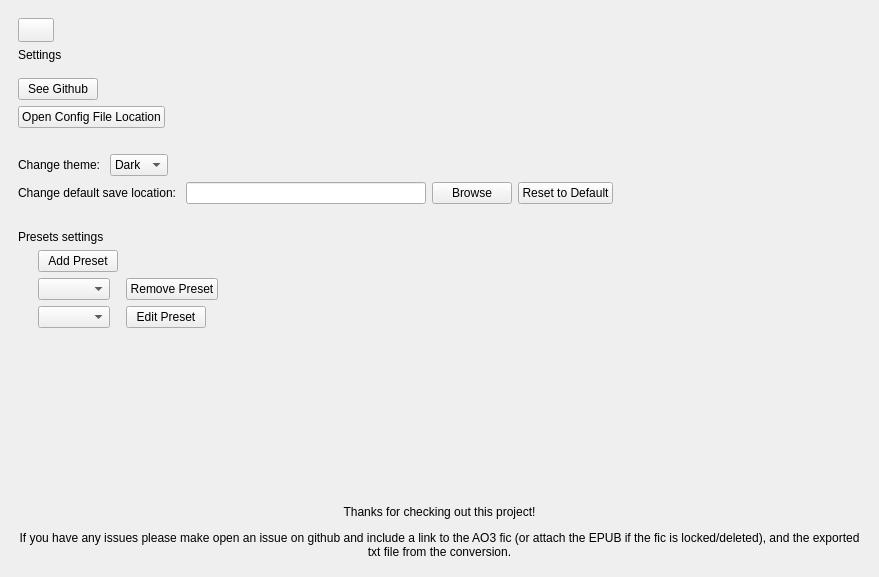
Qt form gui/ui/screens/main_window.ui (mackenziet7/ao3-epub-to-odt) before a commit.
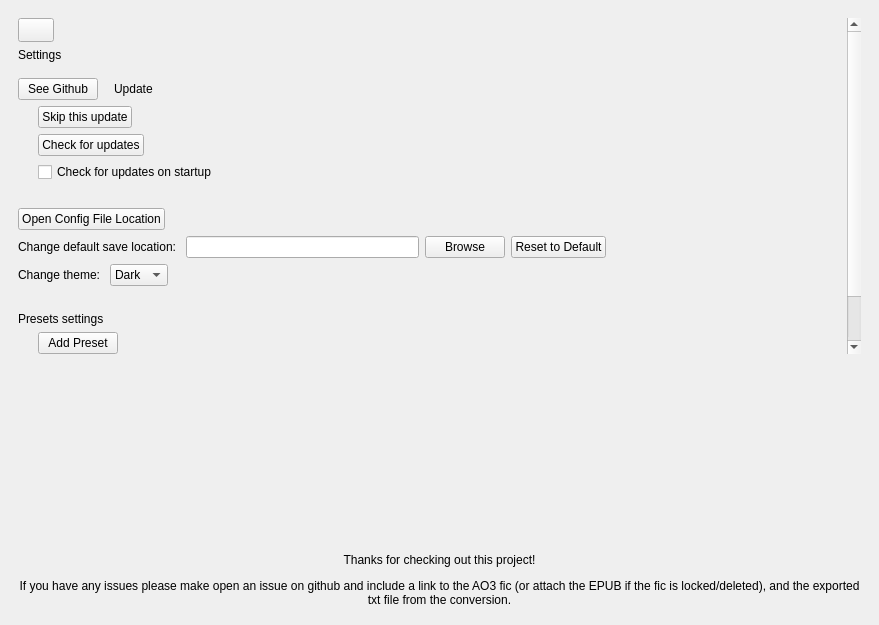
The same form after that commit. Icons and pictures are not drawn.

What changed in the file:
```diff
--- a/gui/ui/screens/main_window.ui
+++ b/gui/ui/screens/main_window.ui
@@ -7,7 +7,7 @@
     <x>0</x>
     <y>0</y>
     <width>879</width>
-    <height>577</height>
+    <height>625</height>
    </rect>
   </property>
   <property name="minimumSize">
@@ -4033,8 +4033,8 @@
             <rect>
              <x>0</x>
              <y>0</y>
-             <width>843</width>
-             <height>334</height>
+             <width>831</width>
+             <height>507</height>
             </rect>
            </property>
            <layout class="QVBoxLayout" name="verticalLayout_23">
@@ -4135,12 +4135,88 @@
                </widget>
               </item>
               <item>
+               <spacer name="horizontalSpacer_78">
+                <property name="orientation">
+                 <enum>Qt::Orientation::Horizontal</enum>
+                </property>
+                <property name="sizeType">
+                 <enum>QSizePolicy::Policy::Fixed</enum>
+                </property>
+                <property name="sizeHint" stdset="0">
+                 <size>
+                  <width>10</width>
+                  <height>20</height>
+                 </size>
+                </property>
+               </spacer>
+              </item>
+              <item>
+               <widget class="QLabel" name="labelUpdateNote">
+                <property name="text">
+                 <string>Update</string>
+                </property>
+               </widget>
+              </item>
+              <item>
+               <spacer name="horizontalSpacer_79">
+                <property name="orientation">
+                 <enum>Qt::Orientation::Horizontal</enum>
+                </property>
+                <property name="sizeHint" stdset="0">
+                 <size>
+                  <width>40</width>
+                  <height>20</height>
+                 </size>
+                </property>
+               </spacer>
+              </item>
+             </layout>
+            </item>
+            <item>
+             <widget class="QWidget" name="widgetSkipUpdate" native="true">
+              <layout class="QHBoxLayout" name="horizontalLayout_43">
+               <property name="leftMargin">
+                <number>0</number>
+               </property>
+               <property name="topMargin">
+                <number>0</number>
+               </property>
+               <property name="rightMargin">
+                <number>0</number>
+               </property>
+               <property name="bottomMargin">
+                <number>0</number>
+               </property>
+               <item>
                <spacer name="horizontalSpacer_61">
                 <property name="orientation">
                  <enum>Qt::Orientation::Horizontal</enum>
                 </property>
+                 <property name="sizeType">
+                  <enum>QSizePolicy::Policy::Fixed</enum>
+                 </property>
                 <property name="sizeHint" stdset="0">
                  <size>
+                   <width>20</width>
+                   <height>20</height>
+                  </size>
+                 </property>
+                </spacer>
+               </item>
+               <item>
+                <widget class="QPushButton" name="buttonSkipVersion">
+                 <property name="text">
+                  <string>Skip this update</string>
+                 </property>
+                </widget>
+               </item>
+               <item>
+                <spacer name="horizontalSpacer_80">
+                 <property name="orientation">
+                  <enum>Qt::Orientation::Horizontal</enum>
+                 </property>
+                 <property name="sizeHint" stdset="0">
+                  <size>
                   <width>40</width>
                   <height>20</height>
                  </size>
@@ -4148,6 +4224,103 @@
                </spacer>
               </item>
              </layout>
+             </widget>
+            </item>
+            <item>
+             <layout class="QHBoxLayout" name="horizontalLayout_42">
+              <item>
+               <spacer name="horizontalSpacer_75">
+                <property name="orientation">
+                 <enum>Qt::Orientation::Horizontal</enum>
+                </property>
+                <property name="sizeType">
+                 <enum>QSizePolicy::Policy::Fixed</enum>
+                </property>
+                <property name="sizeHint" stdset="0">
+                 <size>
+                  <width>20</width>
+                  <height>20</height>
+                 </size>
+                </property>
+               </spacer>
+              </item>
+              <item>
+               <widget class="QPushButton" name="buttonCheckUpdates">
+                <property name="text">
+                 <string>Check for updates</string>
+                </property>
+               </widget>
+              </item>
+              <item>
+               <spacer name="horizontalSpacer_74">
+                <property name="orientation">
+                 <enum>Qt::Orientation::Horizontal</enum>
+                </property>
+                <property name="sizeHint" stdset="0">
+                 <size>
+                  <width>40</width>
+                  <height>20</height>
+                 </size>
+                </property>
+               </spacer>
+              </item>
+             </layout>
+            </item>
+            <item>
+             <layout class="QHBoxLayout" name="horizontalLayout_46">
+              <item>
+               <spacer name="horizontalSpacer_76">
+                <property name="orientation">
+                 <enum>Qt::Orientation::Horizontal</enum>
+                </property>
+                <property name="sizeType">
+                 <enum>QSizePolicy::Policy::Fixed</enum>
+                </property>
+                <property name="sizeHint" stdset="0">
+                 <size>
+                  <width>20</width>
+                  <height>20</height>
+                 </size>
+                </property>
+               </spacer>
+              </item>
+              <item>
+               <widget class="QCheckBox" name="checkUpdatesOnStartup">
+                <property name="text">
+                 <string>Check for updates on startup</string>
+                </property>
+               </widget>
+              </item>
+              <item>
+               <spacer name="horizontalSpacer_77">
+                <property name="orientation">
+                 <enum>Qt::Orientation::Horizontal</enum>
+                </property>
+                <property name="sizeHint" stdset="0">
+                 <size>
+                  <width>40</width>
+                  <height>20</height>
+                 </size>
+                </property>
+               </spacer>
+              </item>
+             </layout>
+            </item>
+            <item>
+             <spacer name="verticalSpacer_28">
+              <property name="orientation">
+               <enum>Qt::Orientation::Vertical</enum>
+              </property>
+              <property name="sizeType">
+               <enum>QSizePolicy::Policy::Fixed</enum>
+              </property>
+              <property name="sizeHint" stdset="0">
+               <size>
+                <width>20</width>
+                <height>20</height>
+               </size>
+              </property>
+             </spacer>
             </item>
             <item>
              <layout class="QHBoxLayout" name="horizontalLayout_39">
@@ -4173,60 +4346,6 @@
               </item>
              </layout>
             </item>
-            <item>
-             <spacer name="verticalSpacer_30">
-              <property name="orientation">
-               <enum>Qt::Orientation::Vertical</enum>
-              </property>
-              <property name="sizeType">
-               <enum>QSizePolicy::Policy::Fixed</enum>
-              </property>
-              <property name="sizeHint" stdset="0">
-               <size>
-                <width>20</width>
-                <height>20</height>
-               </size>
-              </property>
-             </spacer>
-            </item>
-            <item>
-             <layout class="QHBoxLayout" name="horizontalLayout_38">
-              <item>
-               <widget class="QLabel" name="labelChangeTheme">
-                <property name="text">
-                 <string>Change theme: </string>
-                </property>
-               </widget>
-              </item>
-              <item>
-               <widget class="QComboBox" name="comboTheme">
-                <item>
-                 <property name="text">
-                  <string>Dark</string>
-                 </property>
-                </item>
-                <item>
-                 <property name="text">
-                  <string>Light</string>
-                 </property>
-                </item>
-               </widget>
-              </item>
-              <item>
-               <spacer name="horizontalSpacer_63">
-                <property name="orientation">
-                 <enum>Qt::Orientation::Horizontal</enum>
-                </property>
-                <property name="sizeHint" stdset="0">
-                 <size>
-                  <width>40</width>
-                  <height>20</height>
-                 </size>
-                </property>
-               </spacer>
-              </item>
-             </layout>
-            </item>
             <item>
              <layout class="QHBoxLayout" name="horizontalLayout_40">
               <item>
@@ -4273,7 +4392,45 @@
              </layout>
             </item>
             <item>
-             <spacer name="verticalSpacer_28">
+             <layout class="QHBoxLayout" name="horizontalLayout_38">
+              <item>
+               <widget class="QLabel" name="labelChangeTheme">
+                <property name="text">
+                 <string>Change theme: </string>
+                </property>
+               </widget>
+              </item>
+              <item>
+               <widget class="QComboBox" name="comboTheme">
+                <item>
+                 <property name="text">
+                  <string>Dark</string>
+                 </property>
+                </item>
+                <item>
+                 <property name="text">
+                  <string>Light</string>
+                 </property>
+                </item>
+               </widget>
+              </item>
+              <item>
+               <spacer name="horizontalSpacer_63">
+                <property name="orientation">
+                 <enum>Qt::Orientation::Horizontal</enum>
+                </property>
+                <property name="sizeHint" stdset="0">
+                 <size>
+                  <width>40</width>
+                  <height>20</height>
+                 </size>
+                </property>
+               </spacer>
+              </item>
+             </layout>
+            </item>
+            <item>
+             <spacer name="verticalSpacer_27">
               <property name="orientation">
                <enum>Qt::Orientation::Vertical</enum>
               </property>
@@ -4335,10 +4492,6 @@
               </item>
              </layout>
             </item>
-           </layout>
-          </widget>
-         </widget>
-        </item>
         <item>
          <widget class="QWidget" name="editRemoveWidget" native="true">
           <property name="minimumSize">
@@ -4360,65 +4513,6 @@
            <property name="bottomMargin">
             <number>0</number>
            </property>
-           <item>
-            <layout class="QHBoxLayout" name="horizontalLayout_44">
-             <item>
-              <spacer name="horizontalSpacer_68">
-               <property name="orientation">
-                <enum>Qt::Orientation::Horizontal</enum>
-               </property>
-               <property name="sizeType">
-                <enum>QSizePolicy::Policy::Fixed</enum>
-               </property>
-               <property name="sizeHint" stdset="0">
-                <size>
-                 <width>20</width>
-                 <height>20</height>
-                </size>
-               </property>
-              </spacer>
-             </item>
-             <item>
-              <widget class="QComboBox" name="comboRemovePreset"/>
-             </item>
-             <item>
-              <spacer name="horizontalSpacer_69">
-               <property name="orientation">
-                <enum>Qt::Orientation::Horizontal</enum>
-               </property>
-               <property name="sizeType">
-                <enum>QSizePolicy::Policy::Fixed</enum>
-               </property>
-               <property name="sizeHint" stdset="0">
-                <size>
-                 <width>10</width>
-                 <height>20</height>
-                </size>
-               </property>
-              </spacer>
-             </item>
-             <item>
-              <widget class="QPushButton" name="buttonRemovePreset">
-               <property name="text">
-                <string>Remove Preset</string>
-               </property>
-              </widget>
-             </item>
-             <item>
-              <spacer name="horizontalSpacer_70">
-               <property name="orientation">
-                <enum>Qt::Orientation::Horizontal</enum>
-               </property>
-               <property name="sizeHint" stdset="0">
-                <size>
-                 <width>40</width>
-                 <height>20</height>
-                </size>
-               </property>
-              </spacer>
-             </item>
-            </layout>
-           </item>
            <item>
             <layout class="QHBoxLayout" name="horizontalLayout_45">
              <item>
@@ -4482,7 +4576,70 @@
          </widget>
         </item>
         <item>
-         <spacer name="verticalSpacer_27">
+             <layout class="QHBoxLayout" name="horizontalLayout_44">
+              <item>
+               <spacer name="horizontalSpacer_68">
+                <property name="orientation">
+                 <enum>Qt::Orientation::Horizontal</enum>
+                </property>
+                <property name="sizeType">
+                 <enum>QSizePolicy::Policy::Fixed</enum>
+                </property>
+                <property name="sizeHint" stdset="0">
+                 <size>
+                  <width>20</width>
+                  <height>20</height>
+                 </size>
+                </property>
+               </spacer>
+              </item>
+              <item>
+               <widget class="QComboBox" name="comboRemovePreset"/>
+              </item>
+              <item>
+               <spacer name="horizontalSpacer_69">
+                <property name="orientation">
+                 <enum>Qt::Orientation::Horizontal</enum>
+                </property>
+                <property name="sizeType">
+                 <enum>QSizePolicy::Policy::Fixed</enum>
+                </property>
+                <property name="sizeHint" stdset="0">
+                 <size>
+                  <width>10</width>
+                  <height>20</height>
+                 </size>
+                </property>
+               </spacer>
+              </item>
+              <item>
+               <widget class="QPushButton" name="buttonRemovePreset">
+                <property name="text">
+                 <string>Remove Preset</string>
+                </property>
+               </widget>
+              </item>
+              <item>
+               <spacer name="horizontalSpacer_70">
+                <property name="orientation">
+                 <enum>Qt::Orientation::Horizontal</enum>
+                </property>
+                <property name="sizeHint" stdset="0">
+                 <size>
+                  <width>40</width>
+                  <height>20</height>
+                 </size>
+                </property>
+               </spacer>
+              </item>
+             </layout>
+            </item>
+           </layout>
+          </widget>
+         </widget>
+        </item>
+        <item>
+         <spacer name="verticalSpacer_30">
           <property name="orientation">
            <enum>Qt::Orientation::Vertical</enum>
           </property>
```
Lines whose indentation alone changed are shown as unchanged.
